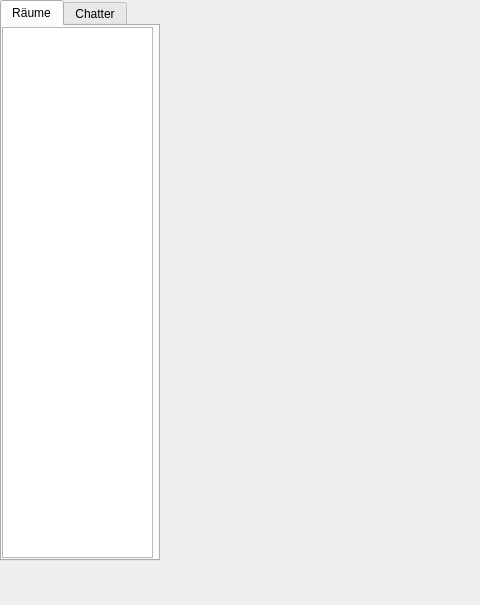
Old version of the form Client/Chris/GUI/untitled.ui in the repository Gamefors/ChatProgram; both pictures show x 0 to 480 and y 0 to 605 of the 804 by 605 pixel window.
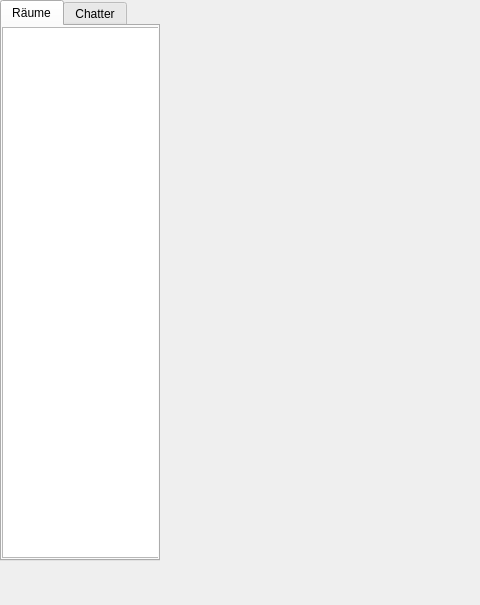
New version of the form. Icons and pictures are not drawn.

The edit to the form file:
```diff
--- a/Client/Chris/GUI/untitled.ui
+++ b/Client/Chris/GUI/untitled.ui
@@ -73,7 +73,7 @@
           <rect>
            <x>0</x>
            <y>1</y>
-           <width>151</width>
+           <width>161</width>
            <height>531</height>
           </rect>
          </property>
```
Left out of the diff: 4 changed lines with no effect on the pictures.
